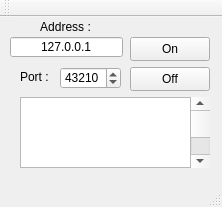
Old version of the form 09-CodageDetecterLecteurs/DetecterLecteurs/detecterlecteurs.ui in the repository BriceJamin/BriceJamin-ProjetSuPer.
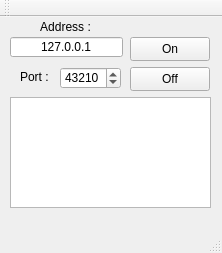
New version of the form.

Commit message: La scroll bar est pré-intégrée par défaut

The edit to the form file:
```diff
--- a/09-CodageDetecterLecteurs/DetecterLecteurs/detecterlecteurs.ui
+++ b/09-CodageDetecterLecteurs/DetecterLecteurs/detecterlecteurs.ui
@@ -7,7 +7,7 @@
     <x>0</x>
     <y>0</y>
     <width>222</width>
-    <height>207</height>
+    <height>253</height>
    </rect>
   </property>
   <property name="windowTitle">
@@ -104,26 +104,13 @@
      <number>43210</number>
     </property>
    </widget>
-   <widget class="QScrollBar" name="messagesVScrollBar">
-    <property name="geometry">
-     <rect>
-      <x>190</x>
-      <y>80</y>
-      <width>20</width>
-      <height>71</height>
-     </rect>
-    </property>
-    <property name="orientation">
-     <enum>Qt::Vertical</enum>
-    </property>
-   </widget>
    <widget class="QPlainTextEdit" name="messagesPlainTextEdit">
     <property name="geometry">
      <rect>
-      <x>20</x>
+      <x>10</x>
       <y>80</y>
-      <width>171</width>
-      <height>71</height>
+      <width>201</width>
+      <height>111</height>
      </rect>
     </property>
    </widget>
```
Left out of the diff: 2 changed lines with no effect on the pictures.
